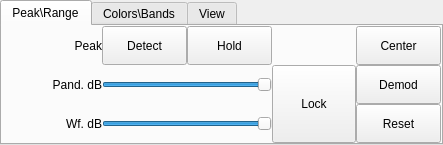
shawnj007/gqrx-touch, file src/qtgui/dockfft.ui: the form before one commit.
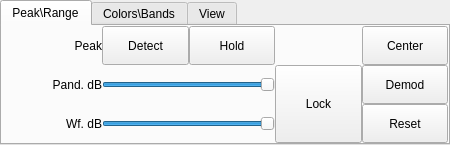
The form after the commit. Icons and pictures are not drawn. Custom widgets are drawn as their Qt base class.

Commit message: Form resizes to fit small screen

```diff
--- a/src/qtgui/dockfft.ui
+++ b/src/qtgui/dockfft.ui
@@ -6,7 +6,7 @@
    <rect>
     <x>0</x>
     <y>0</y>
-    <width>443</width>
+    <width>450</width>
     <height>145</height>
    </rect>
   </property>
@@ -18,7 +18,7 @@
   </property>
   <property name="minimumSize">
    <size>
-    <width>443</width>
+    <width>450</width>
     <height>145</height>
    </size>
   </property>
@@ -53,7 +53,7 @@
    </property>
    <property name="minimumSize">
     <size>
-     <width>443</width>
+     <width>450</width>
      <height>126</height>
     </size>
    </property>
```
The commit also changes 7 other files.
